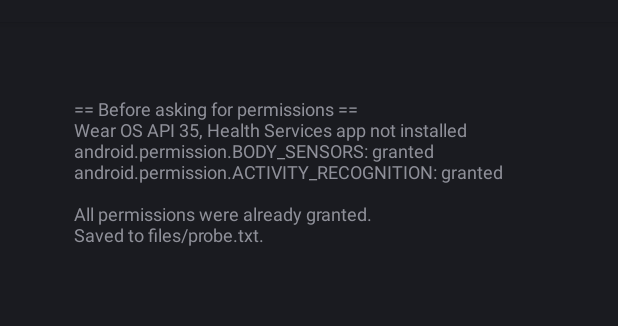
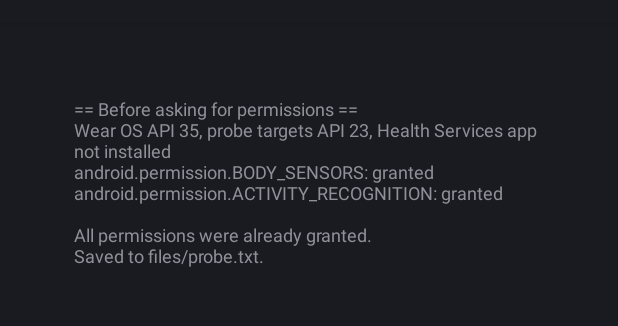
Before and after one commit to cgrkz/haanf, an Android app: the screen it shows after launch (ProbeActivity), on a phone screen of 412 x 824 dp, the part 62-388 px from its top. Run offline under Robolectric (Android 15) with nearby library versions, the phone set to English and light mode, and no system bars; libraries missing offline, so code that uses them is left out: androidx.health.services; 13 statements that could not run were skipped.

Commit message:
Confirm Google's watch sensors stay locked under the old permission
The probe can now be built for API 35 to hold BODY_SENSORS. With it granted,
the Pixel Watch 2's PPG, ECG, EDA and skin temperature sensors still refuse.
decisions.md lists the legitimate routes to this data: a chest strap for
live beat intervals, Health Connect, and the Google Health API.

Co-Authored-By: Claude Opus 5.5 <noreply@anthropic.com>

```diff
--- a/wearprobe/build.gradle.kts
+++ b/wearprobe/build.gradle.kts
@@ -13,7 +13,9 @@ android {
         applicationId = "app.haanf.wearprobe"
         // Wear OS 3, the oldest version Health Services supports.
         minSdk = 30
-        targetSdk = 36
+        // -PprobeTargetSdk=35 builds the probe the old way, where heart rate access comes
+        // from BODY_SENSORS rather than READ_HEART_RATE, to compare what each one opens.
+        targetSdk = (project.findProperty("probeTargetSdk") as String?)?.toInt() ?: 36
         versionCode = 1
         versionName = "0.0.1-probe"
     }
--- a/wearprobe/src/main/AndroidManifest.xml
+++ b/wearprobe/src/main/AndroidManifest.xml
@@ -6,7 +6,7 @@
 
     <!-- Asked for only to see whether permission changes what Health Services reports. -->
     <uses-permission android:name="android.permission.health.READ_HEART_RATE" />
-    <uses-permission android:name="android.permission.BODY_SENSORS" android:maxSdkVersion="35" />
+    <uses-permission android:name="android.permission.BODY_SENSORS" />
     <uses-permission android:name="android.permission.ACTIVITY_RECOGNITION" />
 
     <queries>
--- a/wearprobe/src/main/java/app/haanf/wearprobe/ProbeActivity.kt
+++ b/wearprobe/src/main/java/app/haanf/wearprobe/ProbeActivity.kt
@@ -32,7 +32,8 @@ class ProbeActivity : Activity() {
 
     private val permissions: List<String>
         get() = buildList {
-            add(if (Build.VERSION.SDK_INT >= 36) HEART_RATE_PERMISSION else android.Manifest.permission.BODY_SENSORS)
+            val granular = Build.VERSION.SDK_INT >= 36 && applicationInfo.targetSdkVersion >= 36
+            add(if (granular) HEART_RATE_PERMISSION else android.Manifest.permission.BODY_SENSORS)
             add(android.Manifest.permission.ACTIVITY_RECOGNITION)
         }
 
@@ -62,6 +63,7 @@ class ProbeActivity : Activity() {
             }
             "listen" -> {
                 window.addFlags(WindowManager.LayoutParams.FLAG_KEEP_SCREEN_ON)
+                line("Probe targets API ${applicationInfo.targetSdkVersion} on Wear OS API ${Build.VERSION.SDK_INT}.")
                 scope.launch {
                     sensors.listen(LISTEN_SECONDS)
                     save("listen.txt")
@@ -98,7 +100,7 @@ class ProbeActivity : Activity() {
 
     private suspend fun dump(heading: String) {
         line("== $heading ==")
-        line("Wear OS API ${Build.VERSION.SDK_INT}, Health Services app ${healthServicesVersion()}")
+        line("Wear OS API ${Build.VERSION.SDK_INT}, probe targets API ${applicationInfo.targetSdkVersion}, Health Services app ${healthServicesVersion()}")
         permissions.forEach { line("$it: ${if (checkSelfPermission(it) == PackageManager.PERMISSION_GRANTED) "granted" else "not granted"}") }
         val client = HealthServices.getClient(this)
 
```
Also changed, not shown: 3 other files.
